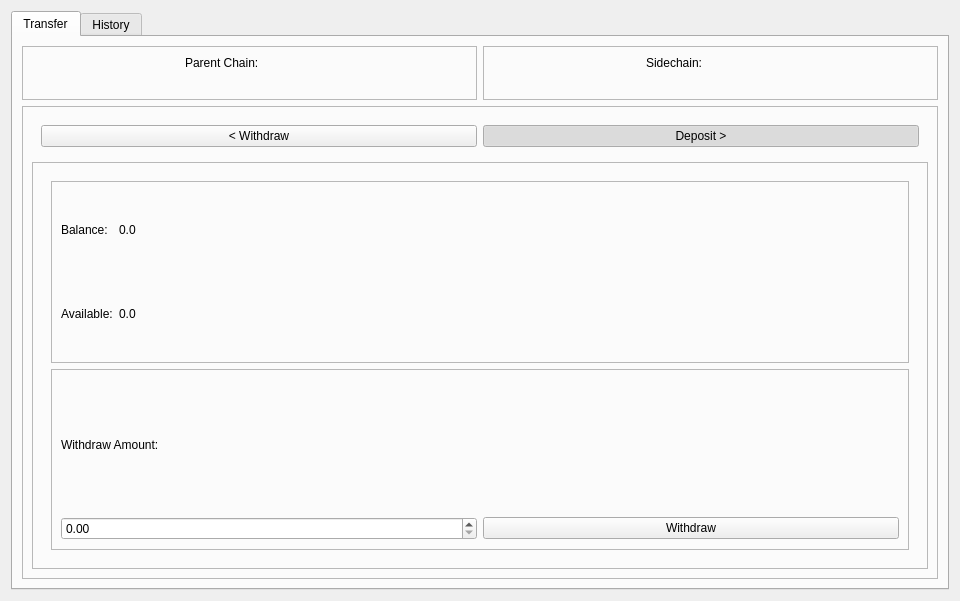
drivechain-old/sidechain, file src/qt/forms/sidechainpage.ui: the form before one commit.
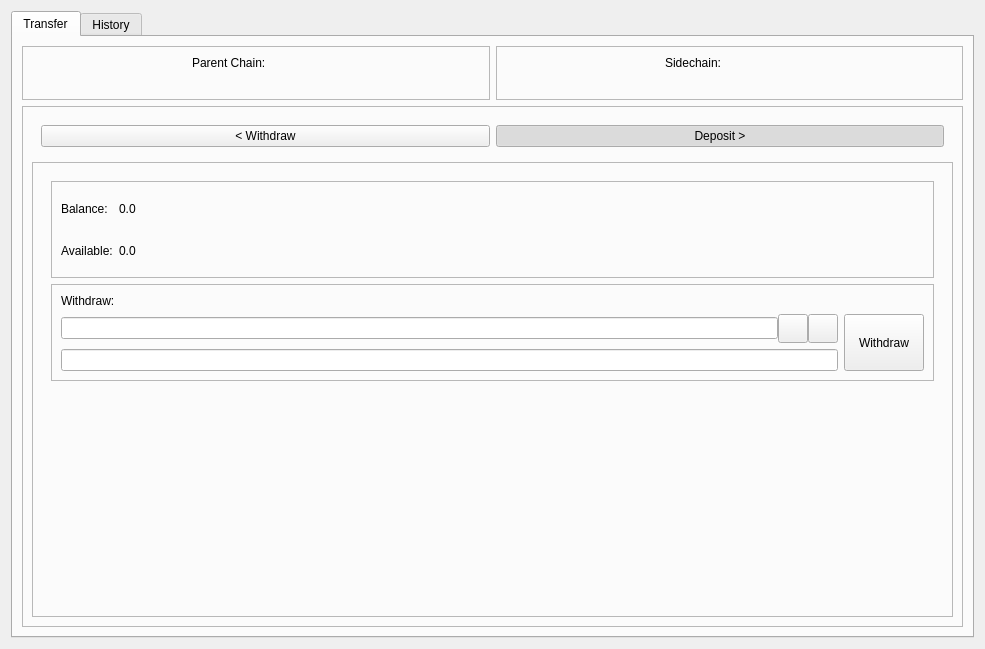
The form after the commit. The open tabs and pages were chosen to show the change. Icons and pictures are not drawn. Custom widgets are drawn as their Qt base class.

Commit message:
Drivechain client, sidechain page & miner functions updated to properly handle deposit and withdraw.
Updates:

Update drivechain serializations, change object names for clarity

TXDB drivechain read functions (get extra values for drivechain objects)

Update sidechain page, create wt from the GUI, validate user input

Update WT^ broadcast (drivechain client)

Add joined fee script

Update Drivechain DB

Update GetDeposit and WT^ in miner

Add CTransaction::GetValueOutToDrivechain

Add CScript::IsDrivechainScript()

Update sidechain miner WT^ creation: GetWTJoinTX ignore change outputs...

```diff
--- a/src/qt/forms/sidechainpage.ui
+++ b/src/qt/forms/sidechainpage.ui
@@ -6,8 +6,8 @@
    <rect>
     <x>0</x>
     <y>0</y>
-    <width>960</width>
-    <height>601</height>
+    <width>985</width>
+    <height>649</height>
    </rect>
   </property>
   <property name="windowTitle">
@@ -201,17 +201,84 @@
                    </property>
                    <layout class="QGridLayout" name="gridLayout_5">
                     <item row="1" column="0">
-                     <widget class="QDoubleSpinBox" name="doubleSpinBox"/>
+                     <layout class="QHBoxLayout" name="payToLayout">
+                      <property name="spacing">
+                       <number>0</number>
+                      </property>
+                      <item>
+                       <widget class="QValidatedLineEdit" name="payTo">
+                        <property name="toolTip">
+                         <string>The Bitcoin address to send the payment to</string>
+                        </property>
+                       </widget>
+                      </item>
+                      <item>
+                       <widget class="QToolButton" name="pasteButton">
+                        <property name="toolTip">
+                         <string>Paste address from clipboard</string>
+                        </property>
+                        <property name="text">
+                         <string/>
+                        </property>
+                        <property name="icon">
+                         <iconset resource="../bitcoin.qrc">
+                          <normaloff>:/icons/editpaste</normaloff>:/icons/editpaste</iconset>
+                        </property>
+                        <property name="iconSize">
+                         <size>
+                          <width>22</width>
+                          <height>22</height>
+                         </size>
+                        </property>
+                        <property name="shortcut">
+                         <string>Alt+P</string>
+                        </property>
+                       </widget>
+                      </item>
+                      <item>
+                       <widget class="QToolButton" name="deleteButton">
+                        <property name="toolTip">
+                         <string>Remove this entry</string>
+                        </property>
+                        <property name="text">
+                         <string/>
+                        </property>
+                        <property name="icon">
+                         <iconset resource="../bitcoin.qrc">
+                          <normaloff>:/icons/remove</normaloff>:/icons/remove</iconset>
+                        </property>
+                        <property name="iconSize">
+                         <size>
+                          <width>22</width>
+                          <height>22</height>
+                         </size>
+                        </property>
+                       </widget>
+                      </item>
+                     </layout>
                     </item>
                     <item row="0" column="0">
                      <widget class="QLabel" name="label_9">
                       <property name="text">
-                       <string>Withdraw Amount:</string>
+                       <string>Withdraw:</string>
                       </property>
                      </widget>
                     </item>
-                    <item row="1" column="1">
-                     <widget class="QPushButton" name="pushButton">
+                    <item row="2" column="0">
+                     <layout class="QHBoxLayout" name="horizontalLayoutAmount" stretch="0">
+                      <item>
+                       <widget class="BitcoinAmountField" name="payAmount"/>
+                      </item>
+                     </layout>
+                    </item>
+                    <item row="1" column="1" rowspan="2">
+                     <widget class="QPushButton" name="pushButtonWT">
+                      <property name="sizePolicy">
+                       <sizepolicy hsizetype="Minimum" vsizetype="Minimum">
+                        <horstretch>0</horstretch>
+                        <verstretch>0</verstretch>
+                       </sizepolicy>
+                      </property>
                       <property name="text">
                        <string>Withdraw</string>
                       </property>
@@ -320,6 +387,19 @@
                </widget>
               </widget>
              </item>
+             <item>
+              <spacer name="verticalSpacer_2">
+               <property name="orientation">
+                <enum>Qt::Vertical</enum>
+               </property>
+               <property name="sizeHint" stdset="0">
+                <size>
+                 <width>20</width>
+                 <height>40</height>
+                </size>
+               </property>
+              </spacer>
+             </item>
             </layout>
            </widget>
           </item>
@@ -506,6 +586,18 @@
    </item>
   </layout>
  </widget>
+ <customwidgets>
+  <customwidget>
+   <class>QValidatedLineEdit</class>
+   <extends>QLineEdit</extends>
+   <header>qvalidatedlineedit.h</header>
+  </customwidget>
+  <customwidget>
+   <class>BitcoinAmountField</class>
+   <extends>QLineEdit</extends>
+   <header>bitcoinamountfield.h</header>
+  </customwidget>
+ </customwidgets>
  <resources>
   <include location="../bitcoin.qrc"/>
  </resources>
```
Left out of the diff: 2 changed lines with no effect on the pictures. The commit also changes 18 other files.
